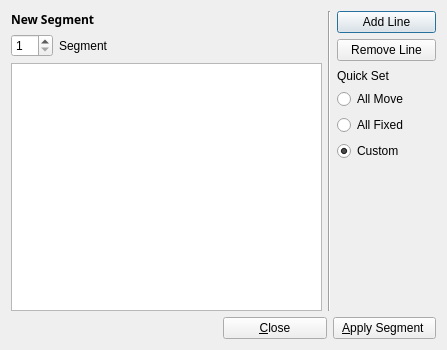
GPlates/GPlates, file src/qt-widgets/HellingerNewSegmentUi.ui: the form before one commit.
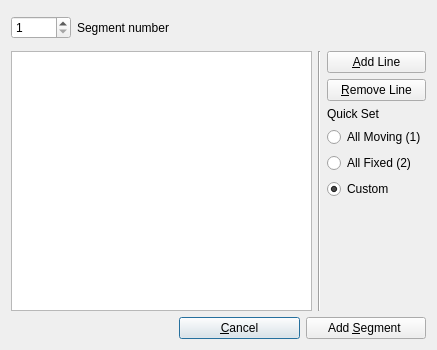
The form after the commit.

Commit message: (hellinger) Begin tidying up the HellingerNewSegment class.

```diff
--- a/src/qt-widgets/HellingerNewSegmentUi.ui
+++ b/src/qt-widgets/HellingerNewSegmentUi.ui
@@ -6,7 +6,7 @@
    <rect>
     <x>0</x>
     <y>0</y>
-    <width>447</width>
+    <width>437</width>
     <height>350</height>
    </rect>
   </property>
@@ -14,39 +14,43 @@
    <string>Dialog</string>
   </property>
   <layout class="QGridLayout" name="gridLayout">
-   <item row="0" column="0">
-    <widget class="QLabel" name="label">
-     <property name="font">
-      <font>
-       <family>Sans Serif</family>
-       <weight>75</weight>
-       <bold>true</bold>
-      </font>
-     </property>
-     <property name="text">
-      <string>New Segment</string>
-     </property>
-    </widget>
-   </item>
-   <item row="0" column="3" rowspan="5">
+   <item row="1" column="2" rowspan="4">
     <widget class="Line" name="line">
      <property name="orientation">
       <enum>Qt::Vertical</enum>
      </property>
     </widget>
    </item>
-   <item row="0" column="4" rowspan="3">
+   <item row="5" column="1" colspan="3">
+    <layout class="QHBoxLayout" name="horizontalLayout_2">
+     <item>
+      <widget class="QPushButton" name="button_close">
+       <property name="text">
+        <string>&amp;Cancel</string>
+       </property>
+      </widget>
+     </item>
+     <item>
+      <widget class="QPushButton" name="button_add_segment">
+       <property name="text">
+        <string>Add &amp;Segment </string>
+       </property>
+      </widget>
+     </item>
+    </layout>
+   </item>
+   <item row="1" column="3" rowspan="2">
     <layout class="QVBoxLayout" name="verticalLayout">
      <item>
       <widget class="QPushButton" name="button_add_line">
        <property name="maximumSize">
         <size>
-         <width>102</width>
+         <width>200</width>
          <height>16777215</height>
         </size>
        </property>
        <property name="text">
-        <string>Add Line</string>
+        <string>&amp;Add Line</string>
        </property>
       </widget>
      </item>
@@ -54,18 +58,108 @@
       <widget class="QPushButton" name="button_remove_line">
        <property name="maximumSize">
         <size>
-         <width>102</width>
+         <width>200</width>
          <height>16777215</height>
         </size>
        </property>
        <property name="text">
-        <string>Remove Line</string>
+        <string>&amp;Remove Line</string>
        </property>
       </widget>
      </item>
     </layout>
    </item>
-   <item row="1" column="0">
+   <item row="3" column="3">
+    <layout class="QVBoxLayout" name="verticalLayout_2">
+     <item>
+      <widget class="QLabel" name="label_3">
+       <property name="text">
+        <string>Quick Set</string>
+       </property>
+      </widget>
+     </item>
+     <item>
+      <widget class="QRadioButton" name="radiobtn_move">
+       <property name="text">
+        <string>All Moving (1)</string>
+       </property>
+       <property name="checked">
+        <bool>false</bool>
+       </property>
+      </widget>
+     </item>
+     <item>
+      <widget class="QRadioButton" name="radiobtn_fixed">
+       <property name="text">
+        <string>All Fixed (2)</string>
+       </property>
+      </widget>
+     </item>
+     <item>
+      <widget class="QRadioButton" name="radiobtn_custom">
+       <property name="text">
+        <string>Custom</string>
+       </property>
+       <property name="checked">
+        <bool>true</bool>
+       </property>
+      </widget>
+     </item>
+    </layout>
+   </item>
+   <item row="4" column="3">
+    <spacer name="verticalSpacer">
+     <property name="orientation">
+      <enum>Qt::Vertical</enum>
+     </property>
+     <property name="sizeHint" stdset="0">
+      <size>
+       <width>20</width>
+       <height>117</height>
+      </size>
+     </property>
+    </spacer>
+   </item>
+   <item row="5" column="0">
+    <spacer name="horizontalSpacer_2">
+     <property name="orientation">
+      <enum>Qt::Horizontal</enum>
+     </property>
+     <property name="sizeHint" stdset="0">
+      <size>
+       <width>206</width>
+       <height>20</height>
+      </size>
+     </property>
+    </spacer>
+   </item>
+   <item row="0" column="3">
+    <spacer name="verticalSpacer_2">
+     <property name="orientation">
+      <enum>Qt::Vertical</enum>
+     </property>
+     <property name="sizeHint" stdset="0">
+      <size>
+       <width>20</width>
+       <height>40</height>
+      </size>
+     </property>
+    </spacer>
+   </item>
+   <item row="0" column="1">
+    <spacer name="horizontalSpacer">
+     <property name="orientation">
+      <enum>Qt::Horizontal</enum>
+     </property>
+     <property name="sizeHint" stdset="0">
+      <size>
+       <width>176</width>
+       <height>20</height>
+      </size>
+     </property>
+    </spacer>
+   </item>
+   <item row="0" column="0">
     <layout class="QHBoxLayout" name="horizontalLayout">
      <item>
       <widget class="QSpinBox" name="spinbox_segment">
@@ -77,26 +171,13 @@
      <item>
       <widget class="QLabel" name="label_2">
        <property name="text">
-        <string>Segment </string>
+        <string>Segment number </string>
        </property>
       </widget>
      </item>
     </layout>
    </item>
-   <item row="1" column="1" colspan="2">
-    <spacer name="horizontalSpacer">
-     <property name="orientation">
-      <enum>Qt::Horizontal</enum>
-     </property>
-     <property name="sizeHint" stdset="0">
-      <size>
-       <width>176</width>
-       <height>20</height>
-      </size>
-     </property>
-    </spacer>
-   </item>
-   <item row="2" column="0" rowspan="3" colspan="3">
+   <item row="1" column="0" rowspan="4" colspan="2">
     <widget class="QTableView" name="tableView">
      <property name="sizePolicy">
       <sizepolicy hsizetype="Expanding" vsizetype="Expanding">
@@ -118,88 +199,6 @@
      </attribute>
     </widget>
    </item>
-   <item row="3" column="4">
-    <layout class="QVBoxLayout" name="verticalLayout_2">
-     <item>
-      <widget class="QLabel" name="label_3">
-       <property name="text">
-        <string>Quick Set</string>
-       </property>
-      </widget>
-     </item>
-     <item>
-      <widget class="QRadioButton" name="radiobtn_move">
-       <property name="text">
-        <string>All Move</string>
-       </property>
-       <property name="checked">
-        <bool>false</bool>
-       </property>
-      </widget>
-     </item>
-     <item>
-      <widget class="QRadioButton" name="radiobtn_fixed">
-       <property name="text">
-        <string>All Fixed</string>
-       </property>
-      </widget>
-     </item>
-     <item>
-      <widget class="QRadioButton" name="radiobtn_custom">
-       <property name="text">
-        <string>Custom</string>
-       </property>
-       <property name="checked">
-        <bool>true</bool>
-       </property>
-      </widget>
-     </item>
-    </layout>
-   </item>
-   <item row="4" column="4">
-    <spacer name="verticalSpacer">
-     <property name="orientation">
-      <enum>Qt::Vertical</enum>
-     </property>
-     <property name="sizeHint" stdset="0">
-      <size>
-       <width>20</width>
-       <height>117</height>
-      </size>
-     </property>
-    </spacer>
-   </item>
-   <item row="5" column="0" colspan="2">
-    <spacer name="horizontalSpacer_2">
-     <property name="orientation">
-      <enum>Qt::Horizontal</enum>
-     </property>
-     <property name="sizeHint" stdset="0">
-      <size>
-       <width>206</width>
-       <height>20</height>
-      </size>
-     </property>
-    </spacer>
-   </item>
-   <item row="5" column="2" colspan="3">
-    <layout class="QHBoxLayout" name="horizontalLayout_2">
-     <item>
-      <widget class="QPushButton" name="button_close">
-       <property name="text">
-        <string>&amp;Close</string>
-       </property>
-      </widget>
-     </item>
-     <item>
-      <widget class="QPushButton" name="button_add_segment">
-       <property name="text">
-        <string>&amp;Apply Segment </string>
-       </property>
-      </widget>
-     </item>
-    </layout>
-   </item>
   </layout>
  </widget>
  <resources/>
```
Left out of the diff: 2 changed lines with no effect on the pictures. The commit also changes 4 other files.
